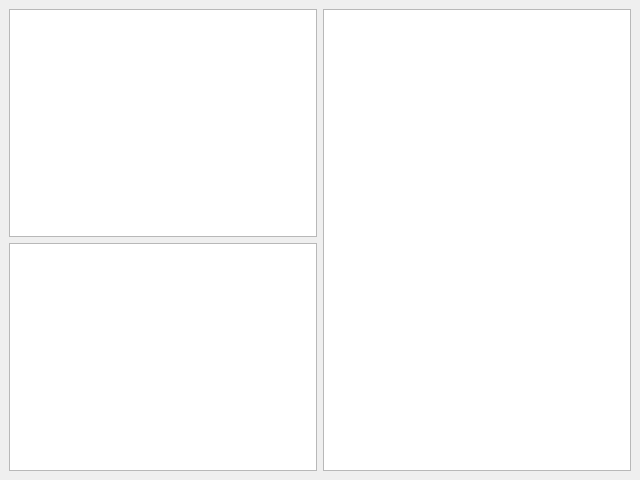
Qt form MainWindow.ui (tuxta/ourapi) before a commit.
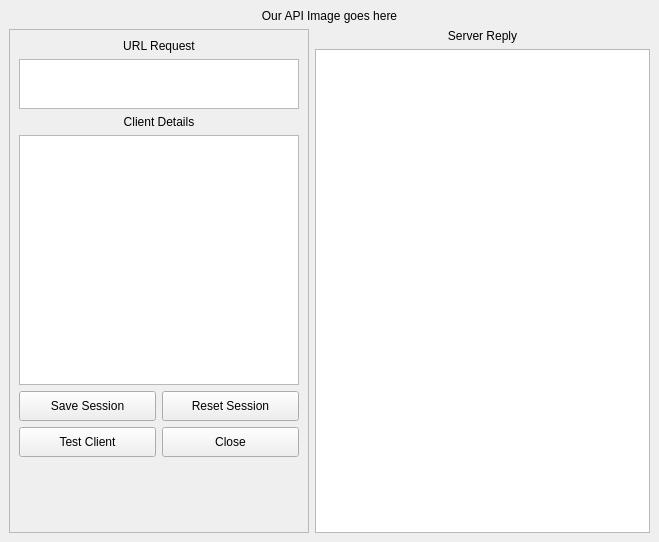
The same form after that commit.

Commit message: Update to UI for planned functions of Saving session and running a client window

Diff of the .ui file:
```diff
--- a/MainWindow.ui
+++ b/MainWindow.ui
@@ -6,29 +6,258 @@
    <rect>
     <x>0</x>
     <y>0</y>
-    <width>640</width>
-    <height>480</height>
+    <width>659</width>
+    <height>542</height>
    </rect>
   </property>
   <property name="windowTitle">
    <string>MainWindow</string>
   </property>
   <widget class="QWidget" name="centralwidget">
-   <layout class="QGridLayout" name="gridLayout">
+   <layout class="QGridLayout" name="gridLayout_2">
     <item row="0" column="0">
-     <layout class="QHBoxLayout" name="horizontalLayout">
+     <layout class="QVBoxLayout" name="verticalLayout_3">
       <item>
-       <layout class="QVBoxLayout" name="verticalLayout">
-        <item>
-         <widget class="QTextEdit" name="requestText"/>
-        </item>
-        <item>
-         <widget class="QTextEdit" name="clientText"/>
-        </item>
-       </layout>
+       <widget class="QLabel" name="label">
+        <property name="text">
+         <string>Our API Image goes here</string>
+        </property>
+        <property name="alignment">
+         <set>Qt::AlignCenter</set>
+        </property>
+       </widget>
       </item>
       <item>
-       <widget class="QTextEdit" name="responseText"/>
+       <layout class="QHBoxLayout" name="horizontalLayout">
+        <item>
+         <widget class="QFrame" name="frame">
+          <property name="sizePolicy">
+           <sizepolicy hsizetype="Fixed" vsizetype="Preferred">
+            <horstretch>0</horstretch>
+            <verstretch>0</verstretch>
+           </sizepolicy>
+          </property>
+          <property name="minimumSize">
+           <size>
+            <width>300</width>
+            <height>0</height>
+           </size>
+          </property>
+          <property name="maximumSize">
+           <size>
+            <width>300</width>
+            <height>16777215</height>
+           </size>
+          </property>
+          <property name="frameShape">
+           <enum>QFrame::StyledPanel</enum>
+          </property>
+          <property name="frameShadow">
+           <enum>QFrame::Raised</enum>
+          </property>
+          <layout class="QVBoxLayout" name="verticalLayout_2">
+           <item>
+            <widget class="QLabel" name="label_2">
+             <property name="text">
+              <string>URL Request</string>
+             </property>
+             <property name="alignment">
+              <set>Qt::AlignCenter</set>
+             </property>
+            </widget>
+           </item>
+           <item>
+            <widget class="QTextEdit" name="requestText">
+             <property name="sizePolicy">
+              <sizepolicy hsizetype="MinimumExpanding" vsizetype="Fixed">
+               <horstretch>0</horstretch>
+               <verstretch>0</verstretch>
+              </sizepolicy>
+             </property>
+             <property name="maximumSize">
+              <size>
+               <width>16777215</width>
+               <height>50</height>
+              </size>
+             </property>
+             <property name="frameShadow">
+              <enum>QFrame::Plain</enum>
+             </property>
+             <property name="lineWidth">
+              <number>0</number>
+             </property>
+            </widget>
+           </item>
+           <item>
+            <widget class="QLabel" name="label_3">
+             <property name="text">
+              <string>Client Details</string>
+             </property>
+             <property name="alignment">
+              <set>Qt::AlignCenter</set>
+             </property>
+            </widget>
+           </item>
+           <item>
+            <widget class="QTextEdit" name="clientText">
+             <property name="sizePolicy">
+              <sizepolicy hsizetype="Expanding" vsizetype="Fixed">
+               <horstretch>0</horstretch>
+               <verstretch>0</verstretch>
+              </sizepolicy>
+             </property>
+             <property name="minimumSize">
+              <size>
+               <width>0</width>
+               <height>250</height>
+              </size>
+             </property>
+             <property name="maximumSize">
+              <size>
+               <width>16777215</width>
+               <height>250</height>
+              </size>
+             </property>
+            </widget>
+           </item>
+           <item>
+            <layout class="QGridLayout" name="gridLayout">
+             <item row="2" column="0">
+              <widget class="QPushButton" name="testClient">
+               <property name="sizePolicy">
+                <sizepolicy hsizetype="Minimum" vsizetype="MinimumExpanding">
+                 <horstretch>0</horstretch>
+                 <verstretch>0</verstretch>
+                </sizepolicy>
+               </property>
+               <property name="minimumSize">
+                <size>
+                 <width>0</width>
+                 <height>30</height>
+                </size>
+               </property>
+               <property name="maximumSize">
+                <size>
+                 <width>16777215</width>
+                 <height>100</height>
+                </size>
+               </property>
+               <property name="text">
+                <string>Test Client</string>
+               </property>
+              </widget>
+             </item>
+             <item row="0" column="0">
+              <widget class="QPushButton" name="saveSession">
+               <property name="sizePolicy">
+                <sizepolicy hsizetype="Minimum" vsizetype="MinimumExpanding">
+                 <horstretch>0</horstretch>
+                 <verstretch>0</verstretch>
+                </sizepolicy>
+               </property>
+               <property name="minimumSize">
+                <size>
+                 <width>0</width>
+                 <height>30</height>
+                </size>
+               </property>
+               <property name="maximumSize">
+                <size>
+                 <width>16777215</width>
+                 <height>100</height>
+                </size>
+               </property>
+               <property name="text">
+                <string>Save Session</string>
+               </property>
+              </widget>
+             </item>
+             <item row="0" column="1">
+              <widget class="QPushButton" name="resetSession">
+               <property name="sizePolicy">
+                <sizepolicy hsizetype="Minimum" vsizetype="MinimumExpanding">
+                 <horstretch>0</horstretch>
+                 <verstretch>0</verstretch>
+                </sizepolicy>
+               </property>
+               <property name="minimumSize">
+                <size>
+                 <width>0</width>
+                 <height>30</height>
+                </size>
+               </property>
+               <property name="maximumSize">
+                <size>
+                 <width>16777215</width>
+                 <height>100</height>
+                </size>
+               </property>
+               <property name="text">
+                <string>Reset Session</string>
+               </property>
+              </widget>
+             </item>
+             <item row="2" column="1">
+              <widget class="QPushButton" name="closeButton">
+               <property name="sizePolicy">
+                <sizepolicy hsizetype="Minimum" vsizetype="MinimumExpanding">
+                 <horstretch>0</horstretch>
+                 <verstretch>0</verstretch>
+                </sizepolicy>
+               </property>
+               <property name="minimumSize">
+                <size>
+                 <width>0</width>
+                 <height>30</height>
+                </size>
+               </property>
+               <property name="maximumSize">
+                <size>
+                 <width>16777215</width>
+                 <height>100</height>
+                </size>
+               </property>
+               <property name="text">
+                <string>Close</string>
+               </property>
+              </widget>
+             </item>
+            </layout>
+           </item>
+           <item>
+            <spacer name="verticalSpacer">
+             <property name="orientation">
+              <enum>Qt::Vertical</enum>
+             </property>
+             <property name="sizeHint" stdset="0">
+              <size>
+               <width>20</width>
+               <height>80</height>
+              </size>
+             </property>
+            </spacer>
+           </item>
+          </layout>
+         </widget>
+        </item>
+        <item>
+         <layout class="QVBoxLayout" name="verticalLayout">
+          <item>
+           <widget class="QLabel" name="label_4">
+            <property name="text">
+             <string>Server Reply</string>
+            </property>
+            <property name="alignment">
+             <set>Qt::AlignCenter</set>
+            </property>
+           </widget>
+          </item>
+          <item>
+           <widget class="QTextEdit" name="responseText"/>
+          </item>
+         </layout>
+        </item>
+       </layout>
       </item>
      </layout>
     </item>
```
The commit also changes 2 other files.
